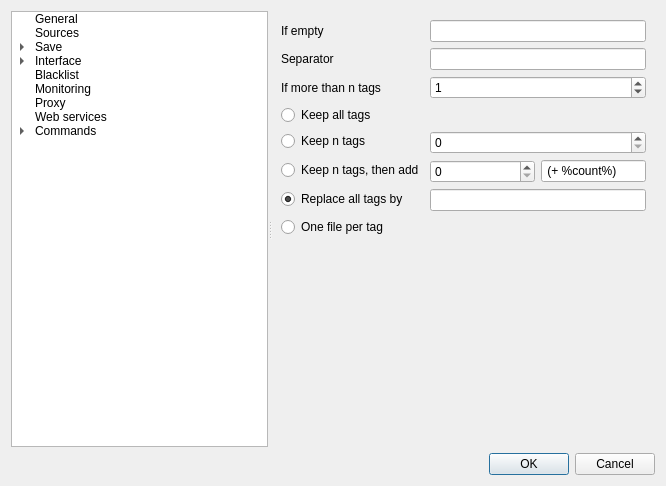
Before: the Qt Designer form gui/src/settings/options-window.ui in Bionus/imgbrd-grabber, drawn with Qt 5.
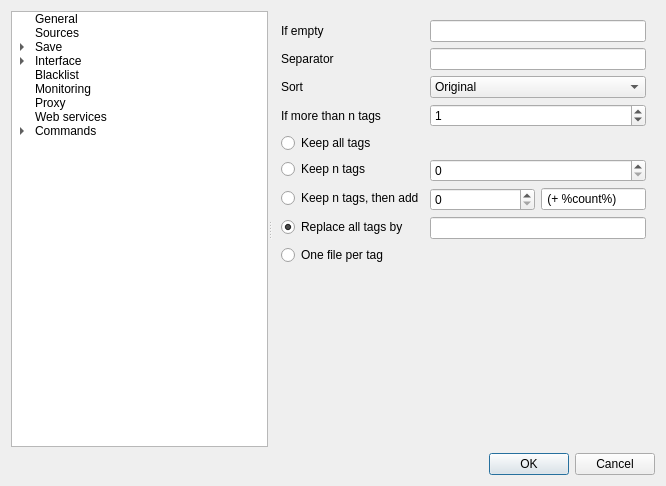
After: the same form once the commit is applied. The open tabs and pages were chosen to show the change. Icons and pictures are not drawn.

Commit message: Allow to sort tags alphabetically in the options (fix #1471)

```diff
--- a/gui/src/settings/options-window.ui
+++ b/gui/src/settings/options-window.ui
@@ -1104,14 +1104,14 @@
           </property>
          </widget>
         </item>
-        <item row="2" column="0">
+        <item row="3" column="0">
          <widget class="QLabel" name="label_71">
           <property name="text">
            <string>If more than n tags</string>
           </property>
          </widget>
         </item>
-        <item row="2" column="1">
+        <item row="3" column="1">
          <widget class="QSpinBox" name="spinArtistsMoreThanN">
           <property name="maximum">
            <number>100</number>
@@ -1121,41 +1121,31 @@
           </property>
          </widget>
         </item>
-        <item row="5" column="0">
-         <widget class="QRadioButton" name="radioArtistsKeepNThenAdd">
-          <property name="text">
-           <string>Keep n tags, then add</string>
-          </property>
-         </widget>
-        </item>
-        <item row="6" column="0">
-         <widget class="QRadioButton" name="radioArtistsReplaceAll">
-          <property name="text">
-           <string>Replace all tags by</string>
-          </property>
-          <property name="checked">
-           <bool>true</bool>
-          </property>
-         </widget>
-        </item>
-        <item row="6" column="1">
-         <widget class="QLineEdit" name="lineArtistsReplaceAll">
-          <property name="text">
-           <string/>
-          </property>
-         </widget>
-        </item>
         <item row="4" column="0">
+         <widget class="QRadioButton" name="radioArtistsKeepAll">
+          <property name="text">
+           <string>Keep all tags</string>
+          </property>
+         </widget>
+        </item>
+        <item row="5" column="0">
          <widget class="QRadioButton" name="radioArtistsKeepN">
           <property name="text">
            <string>Keep n tags</string>
           </property>
          </widget>
         </item>
-        <item row="4" column="1">
+        <item row="5" column="1">
          <widget class="QSpinBox" name="spinArtistsKeepN"/>
         </item>
-        <item row="5" column="1">
+        <item row="6" column="0">
+         <widget class="QRadioButton" name="radioArtistsKeepNThenAdd">
+          <property name="text">
+           <string>Keep n tags, then add</string>
+          </property>
+         </widget>
+        </item>
+        <item row="6" column="1">
          <layout class="QHBoxLayout" name="horizontalLayout_17" stretch="1,1">
           <item>
            <widget class="QSpinBox" name="spinArtistsKeepNThenAdd"/>
@@ -1169,20 +1159,51 @@
           </item>
          </layout>
         </item>
-        <item row="3" column="0">
-         <widget class="QRadioButton" name="radioArtistsKeepAll">
-          <property name="text">
-           <string>Keep all tags</string>
-          </property>
-         </widget>
-        </item>
         <item row="7" column="0">
+         <widget class="QRadioButton" name="radioArtistsReplaceAll">
+          <property name="text">
+           <string>Replace all tags by</string>
+          </property>
+          <property name="checked">
+           <bool>true</bool>
+          </property>
+         </widget>
+        </item>
+        <item row="7" column="1">
+         <widget class="QLineEdit" name="lineArtistsReplaceAll">
+          <property name="text">
+           <string/>
+          </property>
+         </widget>
+        </item>
+        <item row="8" column="0">
          <widget class="QRadioButton" name="radioArtistsMultiple">
           <property name="text">
            <string>One file per tag</string>
           </property>
          </widget>
         </item>
+        <item row="2" column="1">
+         <widget class="QComboBox" name="comboArtistsSort">
+          <item>
+           <property name="text">
+            <string>Original</string>
+           </property>
+          </item>
+          <item>
+           <property name="text">
+            <string>Name</string>
+           </property>
+          </item>
+         </widget>
+        </item>
+        <item row="2" column="0">
+         <widget class="QLabel" name="labelArtistsSort">
+          <property name="text">
+           <string>Sort</string>
+          </property>
+         </widget>
+        </item>
        </layout>
       </widget>
       <widget class="QWidget" name="pageSaveCopyrights">
```
Left out of the diff: 168 changed lines with no effect on the pictures. The commit also changes 4 other files.
